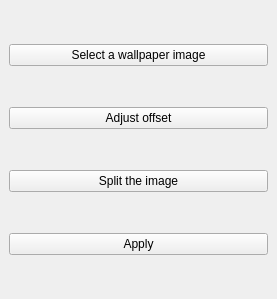
Above: wallpapersplitter.ui from l0drex/WallpaperSplitter before the change. Below: the same form after it.
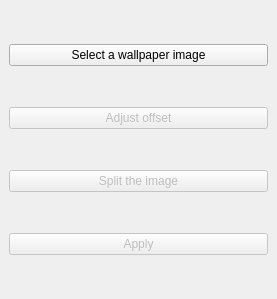
That is the form after the change.

Commit message: Disable buttons before they can be used

Diff of the .ui file:
```diff
--- a/wallpapersplitter.ui
+++ b/wallpapersplitter.ui
@@ -24,6 +24,9 @@
     </item>
     <item>
      <widget class="QPushButton" name="offsetButton">
+      <property name="enabled">
+       <bool>false</bool>
+      </property>
       <property name="text">
        <string>Adjust offset</string>
       </property>
@@ -31,6 +34,9 @@
     </item>
     <item>
      <widget class="QPushButton" name="splitButton">
+      <property name="enabled">
+       <bool>false</bool>
+      </property>
       <property name="text">
        <string>Split the image</string>
       </property>
@@ -38,6 +44,9 @@
     </item>
     <item>
      <widget class="QPushButton" name="applyButton">
+      <property name="enabled">
+       <bool>false</bool>
+      </property>
       <property name="text">
        <string>Apply</string>
       </property>
```
The commit also changes 1 other file.
